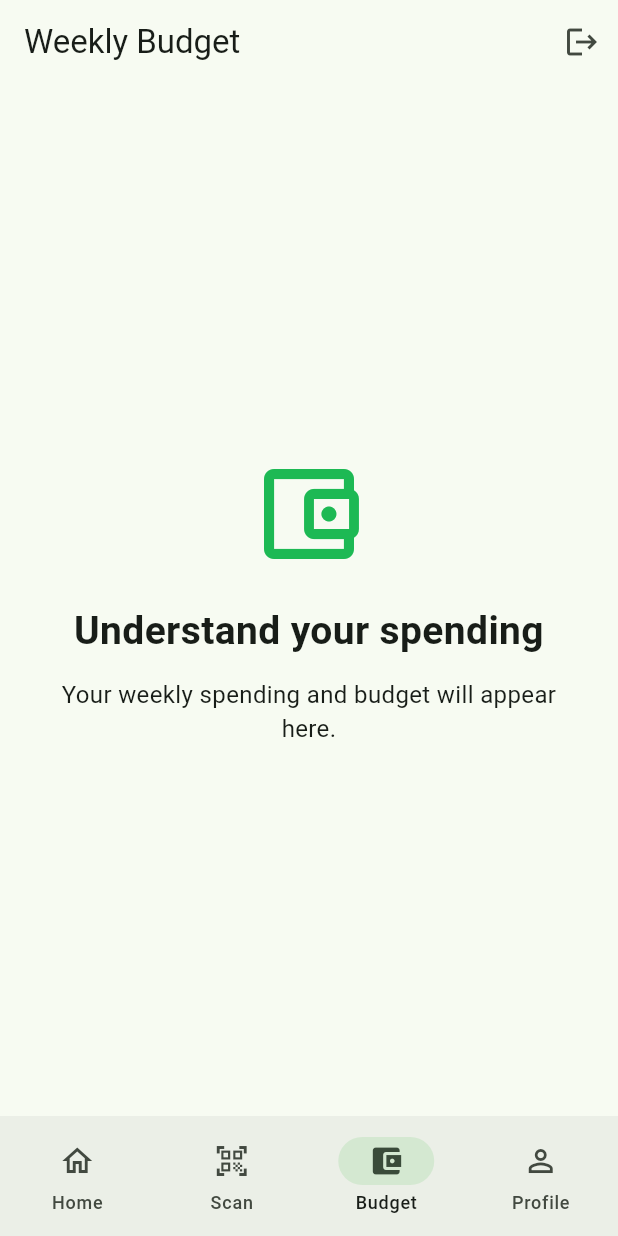
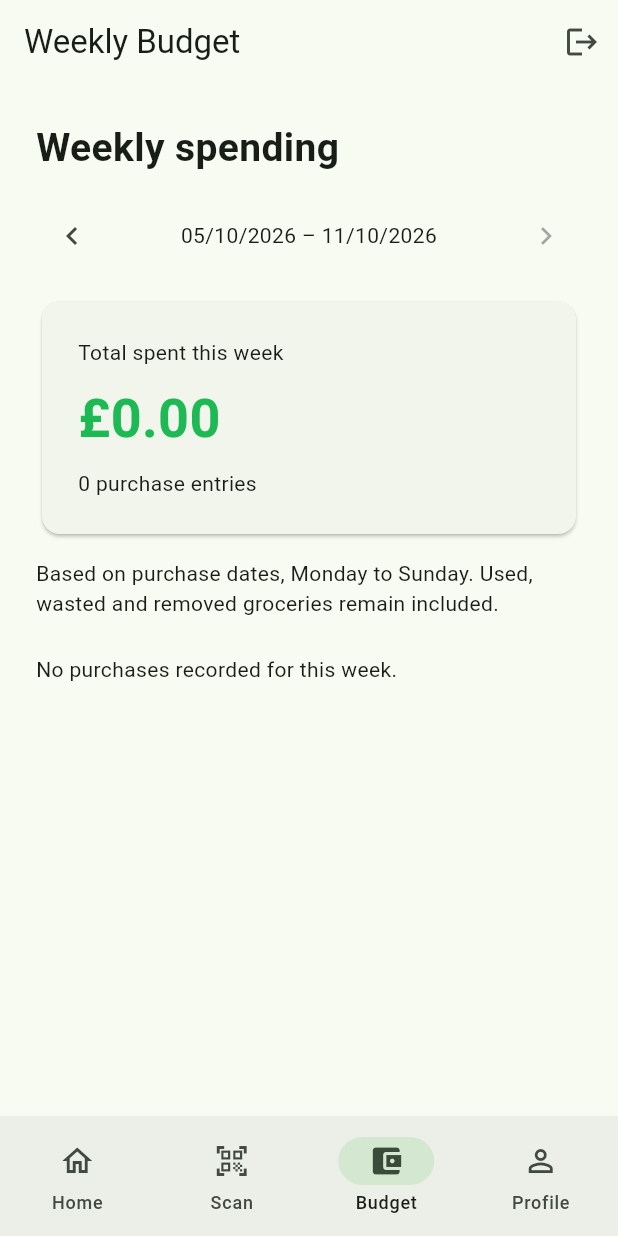
Before and after one commit to faithgelemu/faithful-pantry, a Flutter app: the screen it shows once a user with an empty profile is signed in, item 3 of the bottom bar chosen, on a phone screen of 412 x 824 dp. Run offline on Flutter 3.47's test engine with Material 3 defaults, Android fonts, the phone set to English and light mode, and no system bars; our stand-ins replace cloud_firestore, firebase_auth, firebase_core; accounts and stored records are empty; statements that could not run were skipped.

Commit message:
Add weekly spending from purchase history

```diff
--- /dev/null
+++ b/lib/budget_screen.dart
@@ -0,0 +1,244 @@
+import 'package:cloud_firestore/cloud_firestore.dart';
+import 'package:firebase_auth/firebase_auth.dart';
+import 'package:flutter/material.dart';
+
+class BudgetScreen extends StatefulWidget {
+  const BudgetScreen({super.key});
+
+  @override
+  State<BudgetScreen> createState() => _BudgetScreenState();
+}
+
+class _BudgetScreenState extends State<BudgetScreen> {
+  Stream<QuerySnapshot<Map<String, dynamic>>>? purchasesStream;
+
+  late final DateTime currentWeekStart;
+  late DateTime weekStart;
+
+  @override
+  void initState() {
+    super.initState();
+
+    final today = DateTime.now();
+
+    // Monday is weekday 1. Construct calendar dates to avoid
+    // daylight-saving changes affecting the week boundaries.
+    currentWeekStart = DateTime(
+      today.year,
+      today.month,
+      today.day - (today.weekday - 1),
+    );
+    weekStart = currentWeekStart;
+
+    final user = FirebaseAuth.instance.currentUser;
+
+    if (user != null) {
+      purchasesStream = FirebaseFirestore.instance
+          .collection('users')
+          .doc(user.uid)
+          .collection('purchases')
+          .snapshots();
+    }
+  }
+
+  String dateValue(DateTime date) {
+    final month = date.month.toString().padLeft(2, '0');
+    final day = date.day.toString().padLeft(2, '0');
+    return '${date.year}-$month-$day';
+  }
+
+  String dateLabel(DateTime date) {
+    final day = date.day.toString().padLeft(2, '0');
+    final month = date.month.toString().padLeft(2, '0');
+    return '$day/$month/${date.year}';
+  }
+
+  String money(int pence) {
+    return '£${(pence / 100).toStringAsFixed(2)}';
+  }
+
+  void changeWeek(int direction) {
+    setState(() {
+      weekStart = DateTime(
+        weekStart.year,
+        weekStart.month,
+        weekStart.day + direction * 7,
+      );
+    });
+  }
+
+  @override
+  Widget build(BuildContext context) {
+    if (purchasesStream == null) {
+      return const Center(
+        child: Text('Please log in to view your spending.'),
+      );
+    }
+
+    final nextWeekStart = DateTime(
+      weekStart.year,
+      weekStart.month,
+      weekStart.day + 7,
+    );
+
+    final weekEnd = DateTime(
+      weekStart.year,
+      weekStart.month,
+      weekStart.day + 6,
+    );
+
+    final startValue = dateValue(weekStart);
+    final endValue = dateValue(nextWeekStart);
+
+    return StreamBuilder<QuerySnapshot<Map<String, dynamic>>>(
+      stream: purchasesStream,
+      builder: (context, snapshot) {
+        if (snapshot.hasError) {
+          return const Center(
+            child: Padding(
+              padding: EdgeInsets.all(24),
+              child: Text(
+                'Unable to load spending. '
+                'Check your connection and access rules.',
+                textAlign: TextAlign.center,
+              ),
+            ),
+          );
+        }
+
+        if (!snapshot.hasData) {
+          return const Center(child: CircularProgressIndicator());
+        }
+
+        final purchases = snapshot.data!.docs.where((document) {
+          final data = document.data();
+          final date = data['purchaseDate'];
+          final total = data['totalPricePence'];
+
+          if (date is! String || total is! int || total < 0) {
+            return false;
+          }
+
+          // YYYY-MM-DD strings sort in calendar order.
+          // Include Monday and exclude the following Monday.
+          return date.compareTo(startValue) >= 0 &&
+              date.compareTo(endValue) < 0;
+        }).toList();
+
+        purchases.sort((a, b) {
+          final first = a.data()['purchaseDate'] as String;
+          final second = b.data()['purchaseDate'] as String;
+          return second.compareTo(first);
+        });
+
+        final totalPence = purchases.fold<int>(
+          0,
+          (runningTotal, document) =>
+    runningTotal + (document.data()['totalPricePence'] as int),
+        );
+
+        return Center(
+          child: ConstrainedBox(
+            constraints: const BoxConstraints(maxWidth: 700),
+            child: ListView(
+              padding: const EdgeInsets.all(24),
+              children: [
+                const Text(
+                  'Weekly spending',
+                  style: TextStyle(
+                    fontSize: 26,
+                    fontWeight: FontWeight.bold,
+                  ),
+                ),
+                const SizedBox(height: 16),
+                Row(
+                  children: [
+                    IconButton(
+                      tooltip: 'Previous week',
+                      onPressed: () => changeWeek(-1),
+                      icon: const Icon(Icons.chevron_left),
+                    ),
+                    Expanded(
+                      child: Text(
+                        '${dateLabel(weekStart)} – ${dateLabel(weekEnd)}',
+                        textAlign: TextAlign.center,
+                      ),
+                    ),
+                    IconButton(
+                      tooltip: 'Next week',
+                      onPressed: weekStart.isBefore(currentWeekStart)
+                          ? () => changeWeek(1)
+                          : null,
+                      icon: const Icon(Icons.chevron_right),
+                    ),
+                  ],
+                ),
+                const SizedBox(height: 16),
+                Card(
+                  child: Padding(
+                    padding: const EdgeInsets.all(24),
+                    child: Column(
+                      crossAxisAlignment: CrossAxisAlignment.start,
+                      children: [
+                        const Text('Total spent this week'),
+                        const SizedBox(height: 8),
+                        Text(
+                          money(totalPence),
+                          style: const TextStyle(
+                            fontSize: 36,
+                            fontWeight: FontWeight.bold,
+                            color: Color(0xFF1DB954),
+                          ),
+                        ),
+                        const SizedBox(height: 8),
+                        Text('${purchases.length} purchase entries'),
+                      ],
+                    ),
+                  ),
+                ),
+                const SizedBox(height: 12),
+                const Text(
+                  'Based on purchase dates, Monday to Sunday. '
+                  'Used, wasted and removed groceries remain included.',
+                ),
+                const SizedBox(height: 24),
+                if (purchases.isEmpty)
+                  const Text('No purchases recorded for this week.')
+                else
+                  ...purchases.map((document) {
+                    final data = document.data();
+                    final name = data['name'] is String
+                        ? data['name'] as String
+                        : 'Unnamed item';
+                    final quantity = data['quantity'];
+                    final date = DateTime.tryParse(
+                      data['purchaseDate'] as String,
+                    );
+
+                    return Card(
+                      child: ListTile(
+                        leading: const Icon(
+                          Icons.receipt_long_outlined,
+                        ),
+                        title: Text(name),
+                        subtitle: Text(
+                          'Quantity: $quantity'
+                          '${date == null ? '' : ' • ${dateLabel(date)}'}',
+                        ),
+                        trailing: Text(
+                          money(data['totalPricePence'] as int),
+                          style: const TextStyle(
+                            fontWeight: FontWeight.bold,
+                          ),
+                        ),
+                      ),
+                    );
+                  }),
+              ],
+            ),
+          ),
+        );
+      },
+    );
+  }
+}
--- a/lib/main.dart
+++ b/lib/main.dart
@@ -6,6 +6,7 @@ import 'package:firebase_auth/firebase_auth.dart';
 import 'auth_screen.dart';
 import 'add_grocery_screen.dart';
 import 'pantry_screen.dart';
+import 'budget_screen.dart';
 
 Future<void> main() async {
   WidgetsFlutterBinding.ensureInitialized();
@@ -81,12 +82,7 @@ class _HomeScreenState extends State<HomeScreen> {
   final List<Widget> pages = const [
    PantryScreen(),
   AddGroceryScreen(),
-    PantryPage(
-      icon: Icons.account_balance_wallet_outlined,
-      heading: 'Understand your spending',
-      description:
-          'Your weekly spending and budget will appear here.',
-    ),
+    BudgetScreen(),
     PantryPage(
       icon: Icons.person_outline,
       heading: 'Your profile',
```
